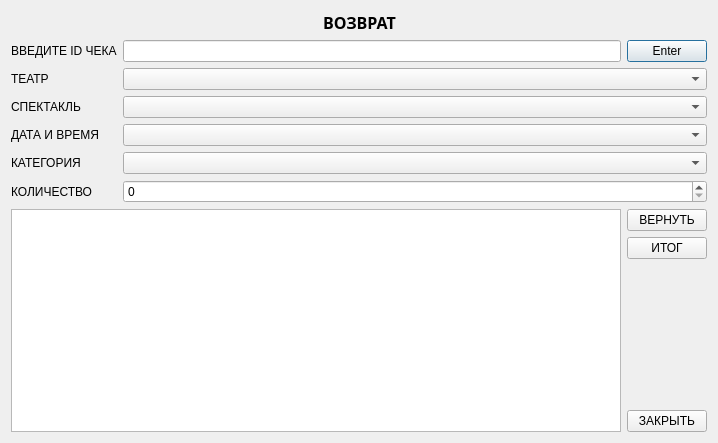
The window that QtDataBase/dialogreturn.ui (decentNick/QtDataBase) describes before a commit, drawn with Qt 5.
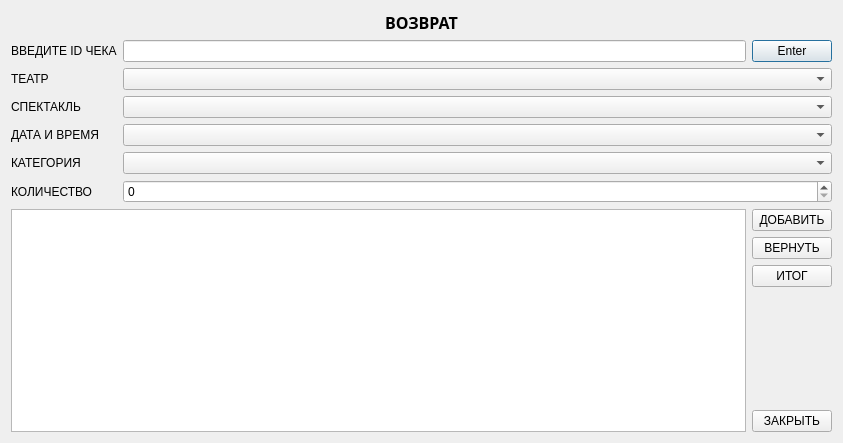
The same window after the commit.

```diff
--- a/QtDataBase/dialogreturn.ui
+++ b/QtDataBase/dialogreturn.ui
@@ -6,7 +6,7 @@
    <rect>
     <x>0</x>
     <y>0</y>
-    <width>718</width>
+    <width>843</width>
     <height>443</height>
    </rect>
   </property>
@@ -141,6 +141,13 @@
      </item>
      <item>
       <layout class="QVBoxLayout" name="verticalLayout">
+       <item>
+        <widget class="QPushButton" name="addButton">
+         <property name="text">
+          <string>ДОБАВИТЬ</string>
+         </property>
+        </widget>
+       </item>
        <item>
         <widget class="QPushButton" name="returnButton">
          <property name="text">
```
Left out of the diff: 69 changed lines with no effect on the pictures.
